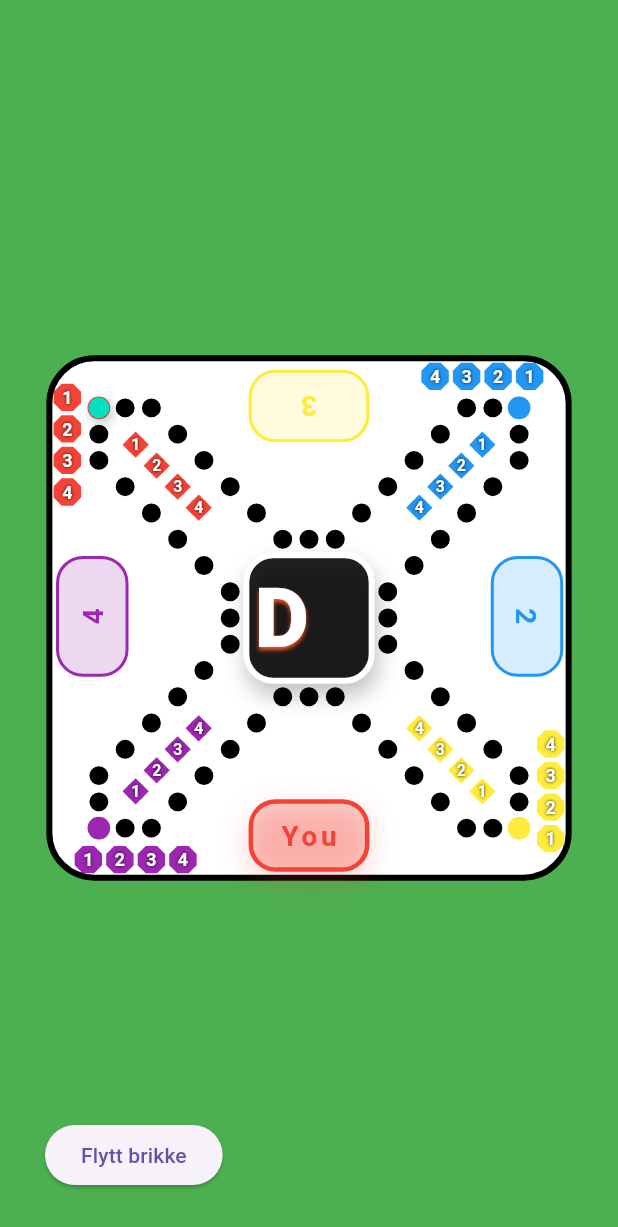
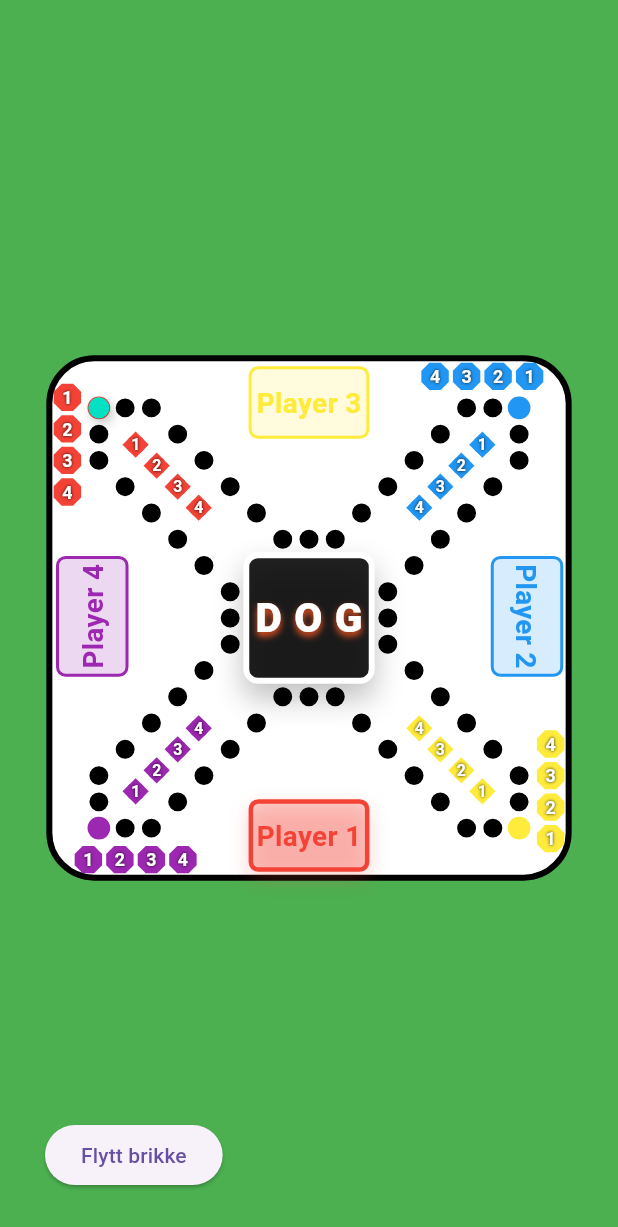
Before and after one commit to SarcasticSir/dog_game, a Flutter app: the screen it shows after launch, on a phone screen of 412 x 824 dp. Shown: the top 1227 px of the screen. Run offline on Flutter 3.47's test engine with Material 3 defaults, Android fonts, the phone set to English and light mode, and no system bars; Roboto replaces fonts that are missing (Arial Black).

Commit message:
Nå faktisk ferdig med layout, begynner på mappestruktur.

```diff
--- a/lib/main.dart
+++ b/lib/main.dart
@@ -157,7 +157,7 @@ class _DogBoardState extends State<DogBoard> {
         double pieceSize = baseFieldSize * 0.8;
         final double boxWidth = boardSide * 0.23;
         final double boxHeight = boxWidth * 0.6;
-        final double offset = boardSide * 0.07;
+        // final double offset = boardSide * 0.07; //// Fjernet denne da den ikke brukes per nå, men lar den stå tilfelle det skal brukes senere... :)
 
         // Hvilke spillere skal vises hvor? (rotasjon for håndboksene)
         List<int> boxOrder = [
@@ -324,9 +324,9 @@ class _DogBoardState extends State<DogBoard> {
               // TOPP (180 grader)
               Positioned(
                 left: boardOrigin.dx + (boardSide - boxWidth) / 2,
-                top: boardOrigin.dy - boxHeight * -0.2,
+                top: boardOrigin.dy - boxHeight * -0.15,
                 child: Transform.rotate(
-                  angle: pi,
+                  angle: pi * 2,
                   child: PlayerHandBox(player: boxOrder[2], width: boxWidth),
                 ),
               ),
@@ -423,12 +423,7 @@ class PlayerHandBox extends StatelessWidget {
   final int player;
   final double width;
   final bool isMe;
-  const PlayerHandBox({
-    super.key,
-    required this.player,
-    required this.width,
-    this.isMe = false,
-  });
+  const PlayerHandBox({super.key, required this.player, required this.width, this.isMe = false});
 
   @override
   Widget build(BuildContext context) {
@@ -442,32 +437,36 @@ class PlayerHandBox extends StatelessWidget {
       width: width,
       height: width * 0.60,
       decoration: BoxDecoration(
-        color: playerColor[player]!.withOpacity(isMe ? 0.25 : 0.18),
+        color: playerColor[player]!.withAlpha(isMe ? 64 : 46), // tilsvarer opacity 0.25 / 0.18
         border: Border.all(color: playerColor[player]!, width: isMe ? 3 : 2),
-        borderRadius: BorderRadius.circular(18),
+        borderRadius: BorderRadius.circular(width * 0.08),
         boxShadow: isMe
             ? [
                 BoxShadow(
-                  color: playerColor[player]!.withOpacity(0.24),
-                  blurRadius: 16,
-                  offset: const Offset(0, 6),
+                  color: playerColor[player]!.withAlpha(61),
+                  blurRadius: width * 0.13,
+                  offset: Offset(0, width * 0.06),
                 )
               ]
             : [],
       ),
       alignment: Alignment.center,
+      child: FittedBox(
+        fit: BoxFit.contain,
         child: Text(
-        isMe ? "You" : "$player",
+          "Player $player",
+          textAlign: TextAlign.center,
           style: TextStyle(
             fontWeight: FontWeight.bold,
             color: playerColor[player],
             fontSize: width * 0.23,
-          letterSpacing: 2.5,
+          ),
         ),
       ),
     );
   }
 }
+
 
 // Rektangel midt på brettet med "DOG"
 class CenterBox extends StatelessWidget {
@@ -478,29 +477,39 @@ class CenterBox extends StatelessWidget {
   Widget build(BuildContext context) {
     return Container(
       width: width,
-      height: width * 1,
+      height: width,
       decoration: BoxDecoration(
         color: Colors.black87,
-        border: Border.all(color: Colors.white, width: 4),
-        borderRadius: BorderRadius.circular(20),
+        border: Border.all(color: Colors.white, width: width * 0.045),
+        borderRadius: BorderRadius.circular(width * 0.11),
         boxShadow: [
           BoxShadow(
-            color: Colors.black.withOpacity(0.24),
-            blurRadius: 12,
-            offset: const Offset(2, 8),
+            color: Colors.black.withAlpha(61),
+            blurRadius: width * 0.18,
+            offset: Offset(0, width * 0.11),
           ),
         ],
       ),
       alignment: Alignment.center,
-      child: const Text(
+      child: FittedBox(
+        fit: BoxFit.contain,
+        child: Text(
           "DOG",
+          textAlign: TextAlign.center,
           style: TextStyle(
             fontWeight: FontWeight.w900,
             fontFamily: 'Arial Black',
-          fontSize: 56,
+            fontSize: width * 0.36,
             color: Colors.white,
-          letterSpacing: 7,
-          shadows: [Shadow(blurRadius: 3, color: Colors.deepOrange, offset: Offset(0, 2))],
+            letterSpacing: width * 0.11,
+            shadows: [
+              Shadow(
+                blurRadius: width * 0.06,
+                color: Colors.deepOrange,
+                offset: Offset(0, width * 0.036),
+              ),
+            ],
+          ),
         ),
       ),
     );
```
Lines whose indentation alone changed are shown as unchanged.
